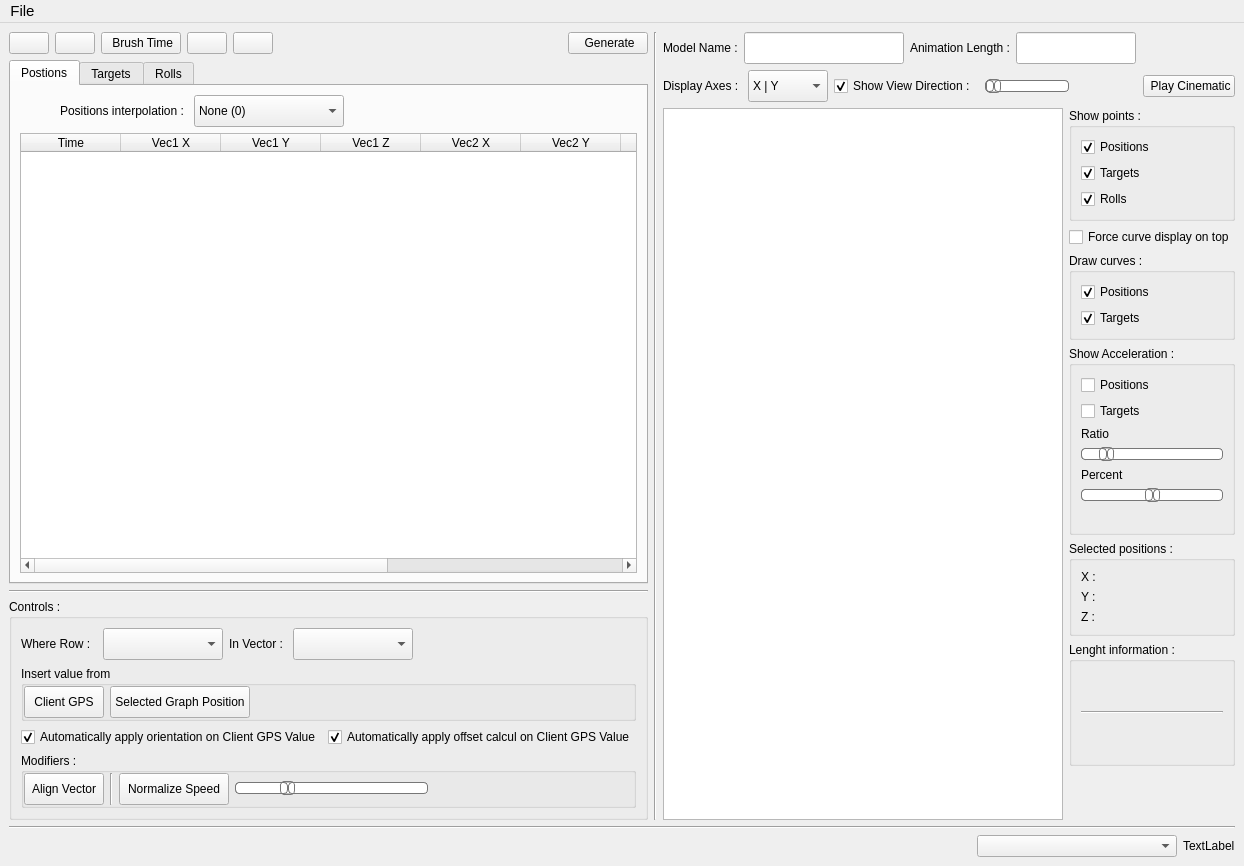
Old version of the form src/Editor.ui in the repository Intemporel/CameraCinematic.
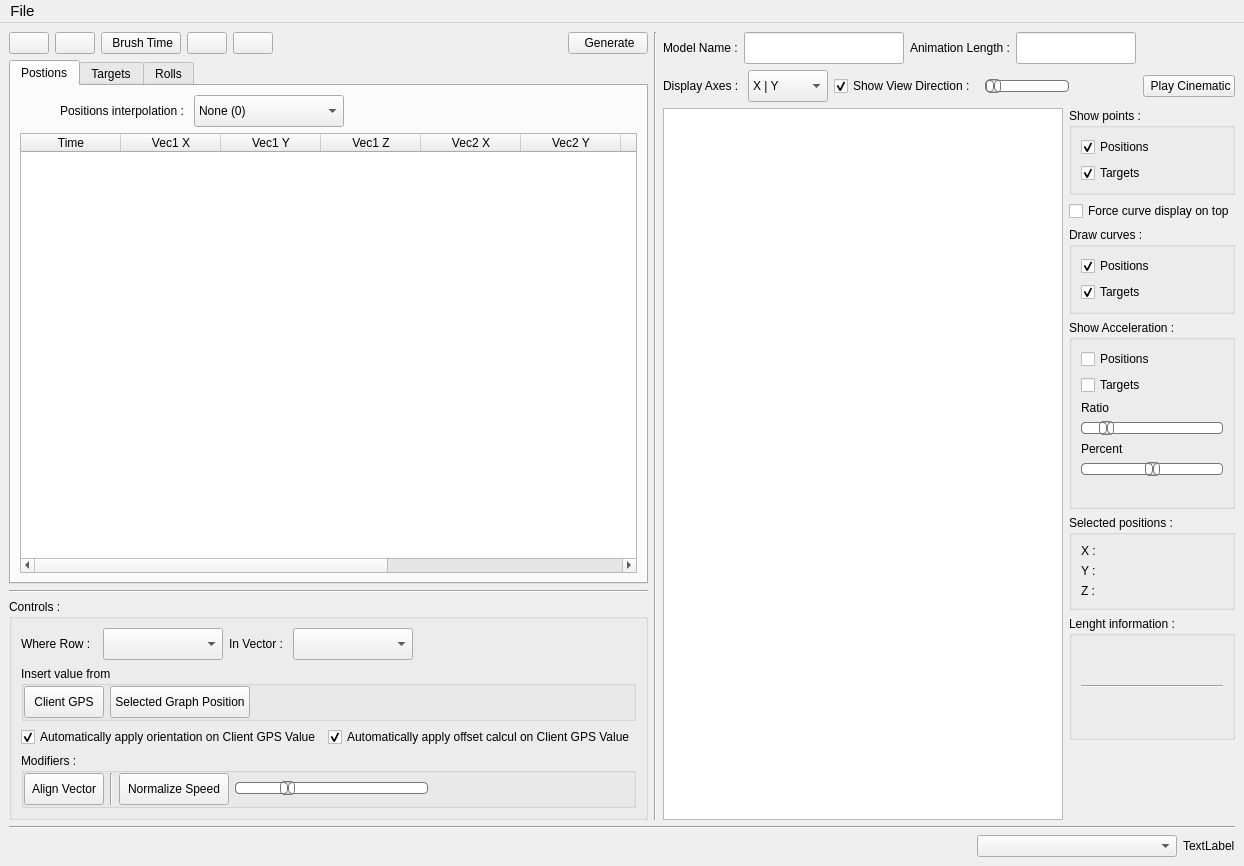
New version of the form. Icons and pictures are not drawn. Custom widgets are drawn as their Qt base class.

Commit message: :bug: Curve always below Selector

Patch:
```diff
--- a/src/Editor.ui
+++ b/src/Editor.ui
@@ -1439,16 +1439,6 @@
                  </property>
                 </widget>
                </item>
-               <item>
-                <widget class="QCheckBox" name="showRolls">
-                 <property name="text">
-                  <string>Rolls</string>
-                 </property>
-                 <property name="checked">
-                  <bool>true</bool>
-                 </property>
-                </widget>
-               </item>
               </layout>
              </widget>
             </item>
```
The commit also changes 2 other files.
